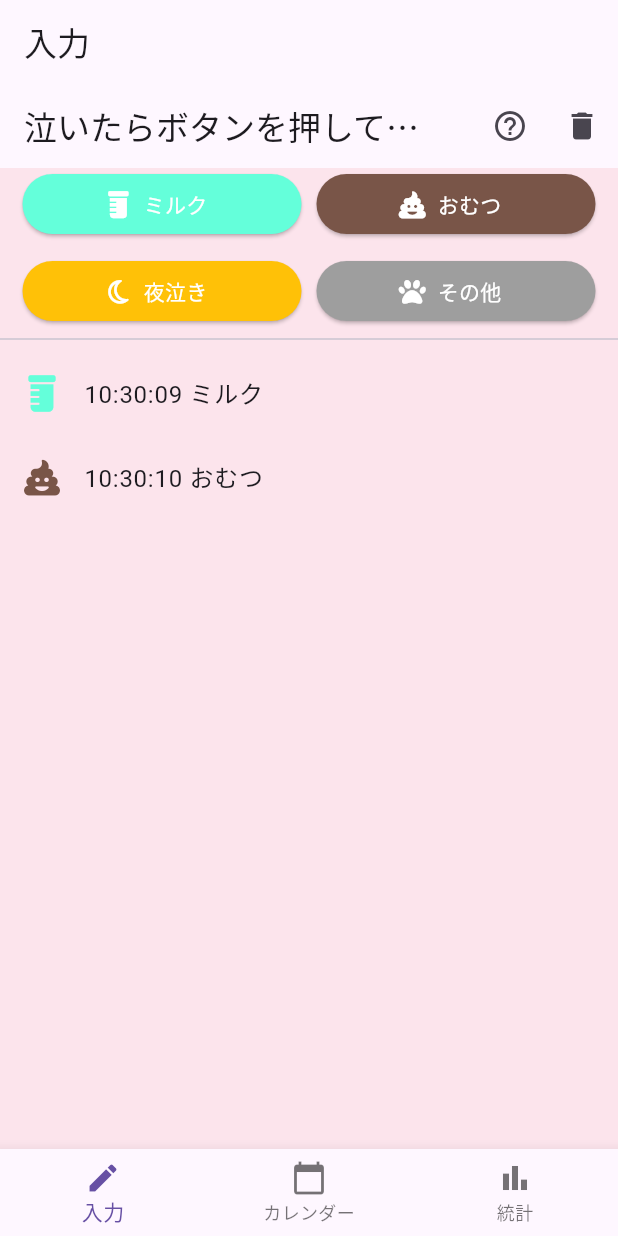
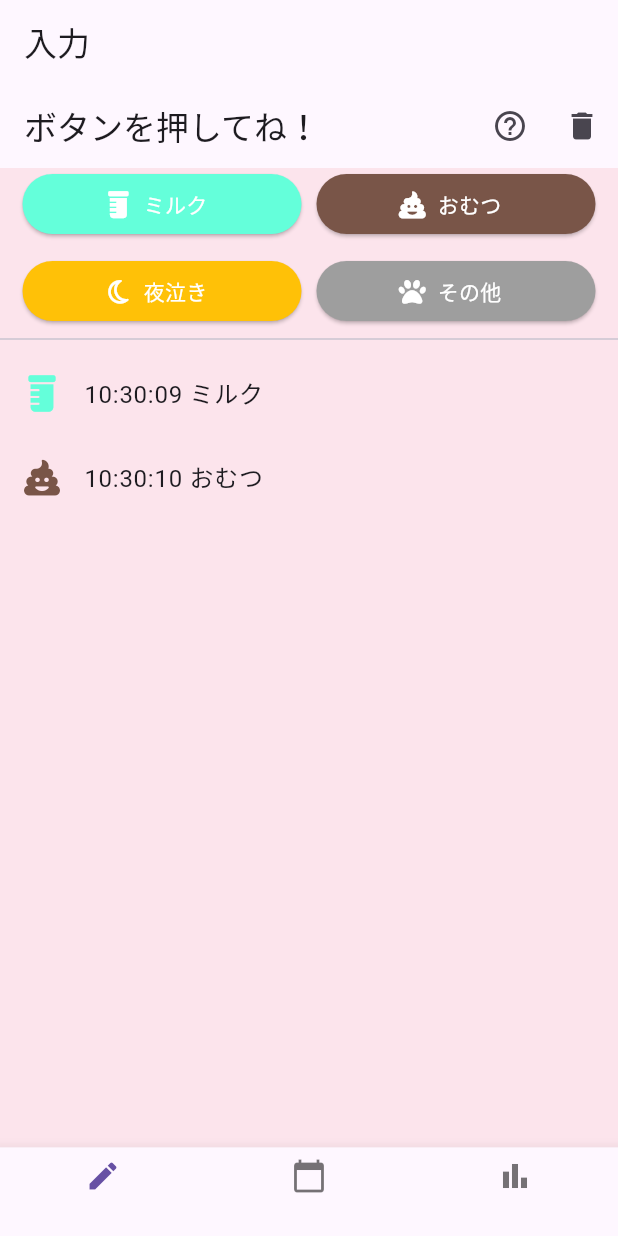
Before and after one commit to Ta813/nakimemo, a Flutter app: the screen it shows after launch, after a tap on "ミルク", after a tap on "おむつ", on a phone screen of 412 x 824 dp. Run offline on Flutter 3.47's test engine with Material 3 defaults, Android fonts, the phone set to English and light mode, and no system bars; our stand-ins replace fl_chart, flutter_dotenv, font_awesome_flutter, shared_preferences, table_calendar.

Commit message:
微修正

```diff
--- a/lib/main.dart
+++ b/lib/main.dart
@@ -17,7 +17,7 @@ class MyApp extends StatelessWidget {
   @override
   Widget build(BuildContext context) {
     return MaterialApp(
-      title: 'ナキメモ',
+      title: '泣きメモ',
       theme: ThemeData(primarySwatch: Colors.pink),
       home: HomePage(),
     );
@@ -57,15 +57,15 @@ class _HomePageState extends State<HomePage> {
         items: const [
           BottomNavigationBarItem(
             icon: Icon(Icons.edit),
-            label: '入力',
+            label: '',
           ),
           BottomNavigationBarItem(
             icon: Icon(Icons.calendar_today),
-            label: 'カレンダー',
+            label: '',
           ),
           BottomNavigationBarItem(
             icon: Icon(Icons.bar_chart),
-            label: '統計',
+            label: '',
           ),
         ],
       ),
--- a/lib/screens/input_screen.dart
+++ b/lib/screens/input_screen.dart
@@ -123,7 +123,7 @@ class _InputScreenState extends State<InputScreen> {
     return Scaffold(
       backgroundColor: Colors.pink[50], // 背景画像を見せるために透明
       appBar: AppBar(
-        title: Text('泣いたらボタンを押してね！'),
+        title: Text('ボタンを押してね！'),
         actions: [
           IconButton(
             icon: Icon(Icons.help_outline),
```
